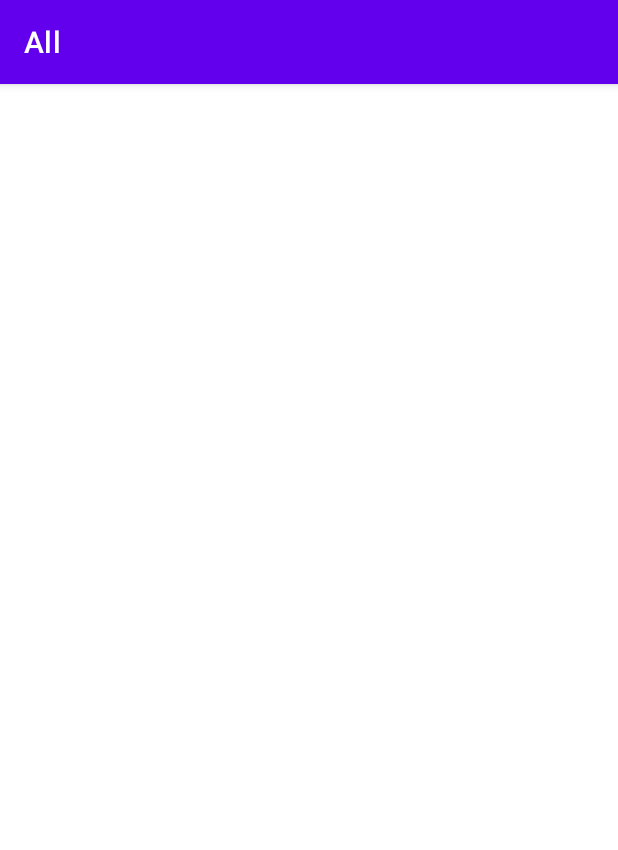
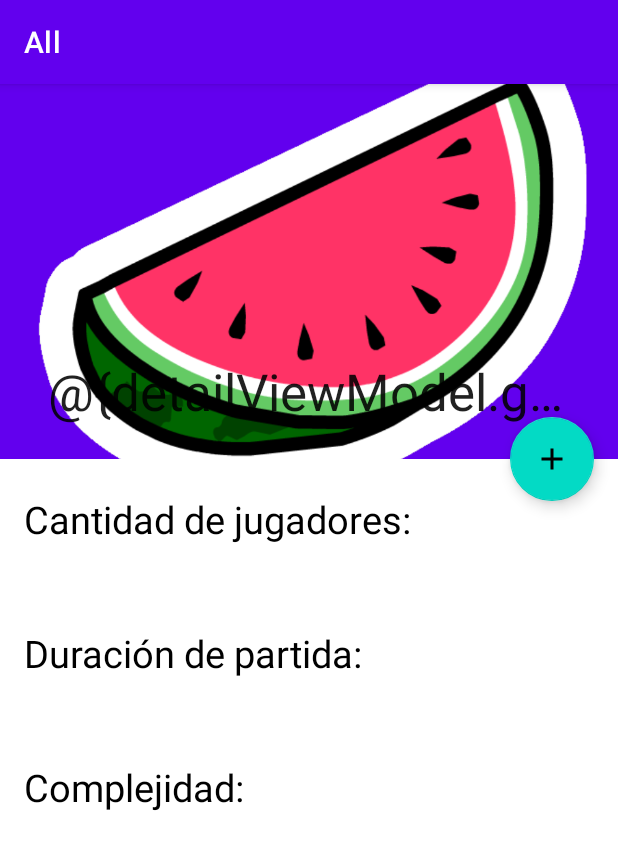
Before and after one commit to Alex-tremo5/idk, an Android app: the GameDetailActivity screen opened directly, with no data from a screen before it, on a phone screen of 412 x 824 dp. Shown: the top 850 px of the screen. Run offline under Robolectric (Android 15) with nearby library versions, the light colour scheme and no system bars.

Commit message:
finish game detail screen

```diff
--- a/app/src/main/java/com/example/idk/service/gameDetail/GameDetailActivity.kt
+++ b/app/src/main/java/com/example/idk/service/gameDetail/GameDetailActivity.kt
@@ -1,5 +1,14 @@
 package com.example.idk.service.gameDetail
 
+import android.os.Bundle
 import androidx.appcompat.app.AppCompatActivity
+import androidx.recyclerview.widget.StaggeredGridLayoutManager
+import com.example.idk.R
+import com.example.idk.service.SpacesItemDecoration
 
-class GameDetailActivity : AppCompatActivity() {}
+class GameDetailActivity : AppCompatActivity() {
+    override fun onCreate(savedInstanceState: Bundle?) {
+        super.onCreate(savedInstanceState)
+        setContentView(R.layout.activity_game_detail)
+    }
+}
--- a/app/src/main/java/com/example/idk/start/MainActivity.kt
+++ b/app/src/main/java/com/example/idk/start/MainActivity.kt
@@ -8,6 +8,7 @@ import com.example.idk.R
 import com.example.idk.service.ServiceActivity
 import com.example.idk.form.FormActivity
 import com.example.idk.machine.GameActivity
+import com.example.idk.service.gameDetail.GameDetailActivity
 
 class MainActivity : AppCompatActivity() {
     override fun onCreate(savedInstanceState: Bundle?) {
--- /dev/null
+++ b/app/src/main/res/drawable/ic_baseline_add_24.xml
@@ -0,0 +1,10 @@
+<vector xmlns:android="http://schemas.android.com/apk/res/android"
+    android:width="24dp"
+    android:height="24dp"
+    android:viewportWidth="24"
+    android:viewportHeight="24"
+    android:tint="?attr/colorControlNormal">
+  <path
+      android:fillColor="@android:color/white"
+      android:pathData="M19,13h-6v6h-2v-6H5v-2h6V5h2v6h6v2z"/>
+</vector>
--- a/app/src/main/res/layout/activity_game_detail.xml
+++ b/app/src/main/res/layout/activity_game_detail.xml
@@ -1,110 +1,52 @@
 <?xml version="1.0" encoding="utf-8"?>
-<androidx.constraintlayout.widget.ConstraintLayout xmlns:android="http://schemas.android.com/apk/res/android"
+<androidx.coordinatorlayout.widget.CoordinatorLayout xmlns:android="http://schemas.android.com/apk/res/android"
     xmlns:app="http://schemas.android.com/apk/res-auto"
     xmlns:tools="http://schemas.android.com/tools"
     android:layout_width="match_parent"
-    android:layout_height="match_parent"
-    tools:context=".service.gameDetail.GameDetailActivity">
+    android:layout_height="match_parent">
 
-    <TextView
-        android:id="@+id/tvNumber"
+    <com.google.android.material.appbar.AppBarLayout
+        android:id="@+id/appBarLayout"
+        android:layout_width="match_parent"
+        android:layout_height="wrap_content"
+        android:orientation="vertical">
+
+        <com.google.android.material.appbar.CollapsingToolbarLayout
+            android:layout_width="match_parent"
+            android:layout_height="250dp"
+            app:contentScrim="?attr/colorPrimary"
+            app:layout_scrollFlags="scroll|exitUntilCollapsed">
+
+            <ImageView
+                android:id="@+id/gamePosterImageView"
+                android:layout_width="match_parent"
+                android:layout_height="match_parent"
+                android:adjustViewBounds="true"
+                android:scaleType="centerCrop"
+                android:src="@drawable/sandia"
+                app:layout_collapseMode="parallax"
+                tools:ignore="ContentDescription" />
+
+            <androidx.appcompat.widget.Toolbar
+                android:id="@+id/gameDetailToolbar"
+                android:layout_width="match_parent"
+                android:layout_height="?attr/actionBarSize"
+                app:title="@{detailViewModel.gameName}"
+                tools:title="Hombres Lobo de Castronegro" />
+
+        </com.google.android.material.appbar.CollapsingToolbarLayout>
+
+    </com.google.android.material.appbar.AppBarLayout>
+
+    <include layout="@layout/view_content_scrolling" />
+
+    <com.google.android.material.floatingactionbutton.FloatingActionButton
+        android:id="@+id/favoriteGameButton"
         android:layout_width="wrap_content"
         android:layout_height="wrap_content"
-        android:layout_marginStart="16dp"
-        android:layout_marginLeft="16dp"
-        android:text="@string/cantidad"
-        android:textSize="25sp"
-        app:layout_constraintBottom_toBottomOf="parent"
-        app:layout_constraintStart_toStartOf="parent"
-        app:layout_constraintTop_toTopOf="parent"
-        app:layout_constraintVertical_bias="0.053" />
+        android:layout_margin="16dp"
+        android:src="@drawable/ic_baseline_add_24"
+        app:layout_anchor="@id/appBarLayout"
+        app:layout_anchorGravity="bottom|end" />
 
-    <TextView
-        android:id="@+id/tvPlayers"
-        android:layout_width="wrap_content"
-        android:layout_height="wrap_content"
-        android:layout_marginStart="16dp"
-        android:layout_marginLeft="16dp"
-        android:layout_marginTop="10dp"
-        android:textSize="25sp"
-        app:layout_constraintStart_toStartOf="parent"
-        app:layout_constraintTop_toBottomOf="@+id/tvNumber"
-        tools:text="players" />
-
-    <TextView
-        android:id="@+id/tvDuration"
-        android:layout_width="wrap_content"
-        android:layout_height="wrap_content"
-        android:layout_marginStart="16dp"
-        android:layout_marginLeft="16dp"
-        android:layout_marginTop="10dp"
-        android:text="@string/duracion"
-        android:textSize="25sp"
-        app:layout_constraintStart_toStartOf="parent"
-        app:layout_constraintTop_toBottomOf="@+id/tvPlayers" />
-
-    <TextView
-        android:id="@+id/tvTime"
-        android:layout_width="wrap_content"
-        android:layout_height="wrap_content"
-        tools:text="minutes"
-        android:textSize="25sp"
-        android:layout_marginStart="16dp"
-        android:layout_marginLeft="16dp"
-        android:layout_marginTop="10dp"
-        app:layout_constraintStart_toStartOf="parent"
-        app:layout_constraintTop_toBottomOf="@+id/tvDuration"/>
-
-    <TextView
-        android:id="@+id/tvComplexity"
-        android:layout_width="wrap_content"
-        android:layout_height="wrap_content"
-        android:text="@string/complexity"
-        android:textSize="25sp"
-        tools:layout_editor_absoluteX="-12dp"
-        tools:layout_editor_absoluteY="236dp"
-        android:layout_marginStart="16dp"
-        android:layout_marginLeft="16dp"
-        android:layout_marginTop="10dp"
-        app:layout_constraintStart_toStartOf="parent"
-        app:layout_constraintTop_toBottomOf="@+id/tvTime"/>
-
-    <TextView
-        android:id="@+id/tvHardcore"
-        android:layout_width="wrap_content"
-        android:layout_height="wrap_content"
-        tools:text="hardcore"
-        android:textSize="25sp"
-        android:layout_marginStart="16dp"
-        android:layout_marginLeft="16dp"
-        android:layout_marginTop="10dp"
-        app:layout_constraintStart_toStartOf="parent"
-        app:layout_constraintTop_toBottomOf="@+id/tvComplexity"/>
-
-    <TextView
-        android:id="@+id/tvTitle"
-        android:layout_width="wrap_content"
-        android:layout_height="wrap_content"
-        android:textSize="34sp"
-        app:layout_constraintBottom_toBottomOf="parent"
-        app:layout_constraintEnd_toEndOf="parent"
-        app:layout_constraintStart_toStartOf="parent"
-        app:layout_constraintTop_toTopOf="parent"
-        android:fontFamily="sans-serif-smallcaps"
-        app:layout_constraintVertical_bias="0.484"
-        tools:text="game" />
-
-    <TextView
-        android:id="@+id/tvDescription"
-        android:layout_width="380dp"
-        android:layout_height="191dp"
-        android:layout_marginTop="28dp"
-        android:textSize="25sp"
-        app:layout_constraintEnd_toEndOf="parent"
-        app:layout_constraintHorizontal_bias="0.495"
-        app:layout_constraintStart_toStartOf="parent"
-        app:layout_constraintTop_toBottomOf="@+id/tvTitle"
-        tools:text="aaaaaaaaaaaaaaaaaaaaaaaaaaa" />
-
-
-</androidx.constraintlayout.widget.ConstraintLayout>
+</androidx.coordinatorlayout.widget.CoordinatorLayout>
--- /dev/null
+++ b/app/src/main/res/layout/view_content_scrolling.xml
@@ -0,0 +1,126 @@
+<?xml version="1.0" encoding="utf-8"?>
+
+<androidx.core.widget.NestedScrollView xmlns:android="http://schemas.android.com/apk/res/android"
+    xmlns:app="http://schemas.android.com/apk/res-auto"
+    xmlns:tools="http://schemas.android.com/tools"
+    android:layout_width="match_parent"
+    android:layout_height="match_parent"
+    android:background="@android:color/white"
+    app:layout_behavior="@string/appbar_scrolling_view_behavior">
+
+<androidx.constraintlayout.widget.ConstraintLayout
+    android:layout_width="match_parent"
+    android:layout_height="match_parent"
+    tools:context=".service.gameDetail.GameDetailActivity">
+
+    <TextView
+        android:textColor="@color/black"
+        android:id="@+id/tvNumber"
+        android:layout_width="wrap_content"
+        android:layout_height="wrap_content"
+        android:layout_marginStart="16dp"
+        android:layout_marginLeft="16dp"
+        android:text="@string/cantidad"
+        android:textSize="25sp"
+        app:layout_constraintBottom_toBottomOf="parent"
+        app:layout_constraintStart_toStartOf="parent"
+        app:layout_constraintTop_toTopOf="parent"
+        app:layout_constraintVertical_bias="0.053" />
+
+    <TextView
+        android:textColor="@color/black"
+        android:id="@+id/tvPlayers"
+        android:layout_width="wrap_content"
+        android:layout_height="wrap_content"
+        android:layout_marginStart="16dp"
+        android:layout_marginLeft="16dp"
+        android:layout_marginTop="10dp"
+        android:textSize="25sp"
+        app:layout_constraintStart_toStartOf="parent"
+        app:layout_constraintTop_toBottomOf="@+id/tvNumber"
+        tools:text="players" />
+
+    <TextView
+        android:textColor="@color/black"
+        android:id="@+id/tvDuration"
+        android:layout_width="wrap_content"
+        android:layout_height="wrap_content"
+        android:layout_marginStart="16dp"
+        android:layout_marginLeft="16dp"
+        android:layout_marginTop="10dp"
+        android:text="@string/duracion"
+        android:textSize="25sp"
+        app:layout_constraintStart_toStartOf="parent"
+        app:layout_constraintTop_toBottomOf="@+id/tvPlayers" />
+
+    <TextView
+        android:id="@+id/tvTime"
+        android:layout_width="wrap_content"
+        android:layout_height="wrap_content"
+        tools:text="minutes"
+        android:textColor="@color/black"
+        android:textSize="25sp"
+        android:layout_marginStart="16dp"
+        android:layout_marginLeft="16dp"
+        android:layout_marginTop="10dp"
+        app:layout_constraintStart_toStartOf="parent"
+        app:layout_constraintTop_toBottomOf="@+id/tvDuration"/>
+
+    <TextView
+        android:id="@+id/tvComplexity"
+        android:layout_width="wrap_content"
+        android:layout_height="wrap_content"
+        android:text="@string/complexity"
+        android:textSize="25sp"
+        android:textColor="@color/black"
+        tools:layout_editor_absoluteX="-12dp"
+        tools:layout_editor_absoluteY="236dp"
+        android:layout_marginStart="16dp"
+        android:layout_marginLeft="16dp"
+        android:layout_marginTop="10dp"
+        app:layout_constraintStart_toStartOf="parent"
+        app:layout_constraintTop_toBottomOf="@+id/tvTime"/>
+
+    <TextView
+        android:id="@+id/tvHardcore"
+        android:layout_width="wrap_content"
+        android:layout_height="wrap_content"
+        tools:text="hardcore"
+        android:textColor="@color/black"
+        android:textSize="25sp"
+        android:layout_marginStart="16dp"
+        android:layout_marginLeft="16dp"
+        android:layout_marginTop="10dp"
+        app:layout_constraintStart_toStartOf="parent"
+        app:layout_constraintTop_toBottomOf="@+id/tvComplexity"/>
+
+    <TextView
+        android:id="@+id/tvTitle"
+        android:layout_width="wrap_content"
+        android:layout_height="wrap_content"
+        android:textColor="@color/black"
+        android:textSize="34sp"
+        app:layout_constraintBottom_toBottomOf="parent"
+        app:layout_constraintEnd_toEndOf="parent"
+        app:layout_constraintStart_toStartOf="parent"
+        app:layout_constraintTop_toTopOf="parent"
+        android:fontFamily="sans-serif-smallcaps"
+        app:layout_constraintVertical_bias="0.484"
+        tools:text="game" />
+
+    <TextView
+        android:id="@+id/tvDescription"
+        android:layout_width="380dp"
+        android:layout_height="191dp"
+        android:textColor="@color/black"
+        android:layout_marginTop="28dp"
+        android:textSize="25sp"
+        app:layout_constraintEnd_toEndOf="parent"
+        app:layout_constraintHorizontal_bias="0.495"
+        app:layout_constraintStart_toStartOf="parent"
+        app:layout_constraintTop_toBottomOf="@+id/tvTitle"
+        tools:text="aaaaaaaaaaaaaaaaaaaaaaaaaaa" />
+
+
+</androidx.constraintlayout.widget.ConstraintLayout>
+    </androidx.core.widget.NestedScrollView>
```
